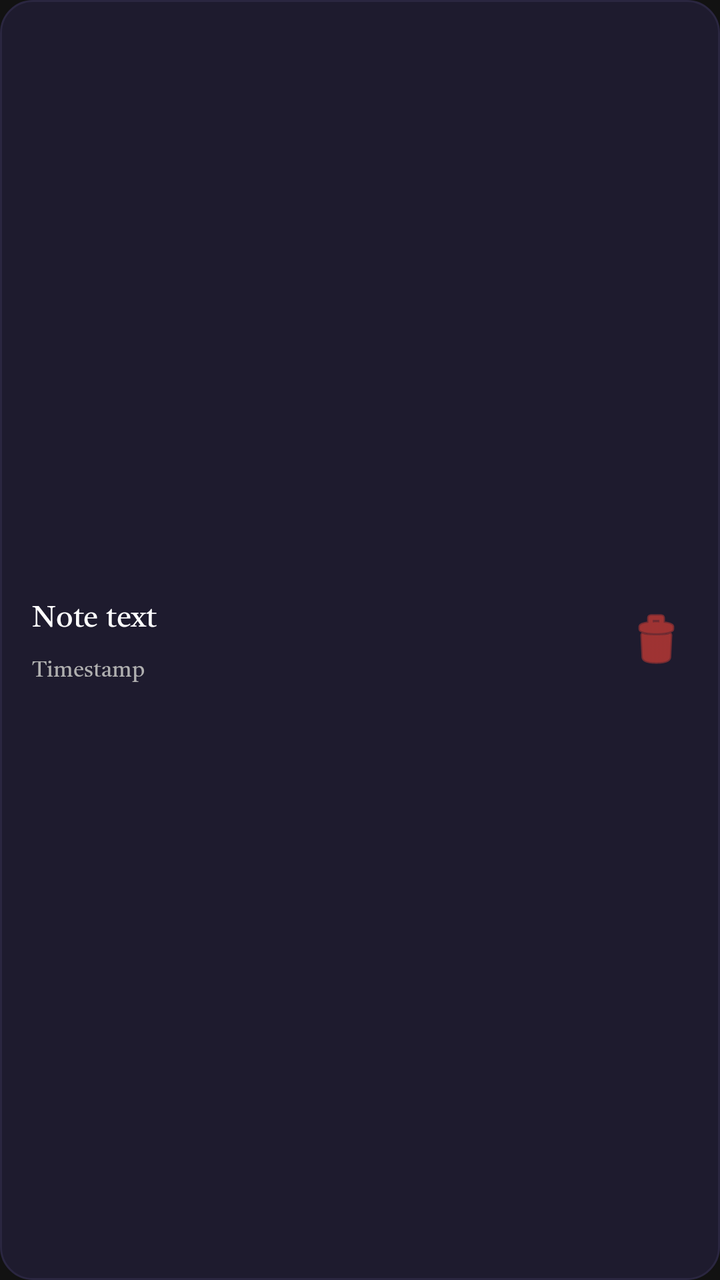
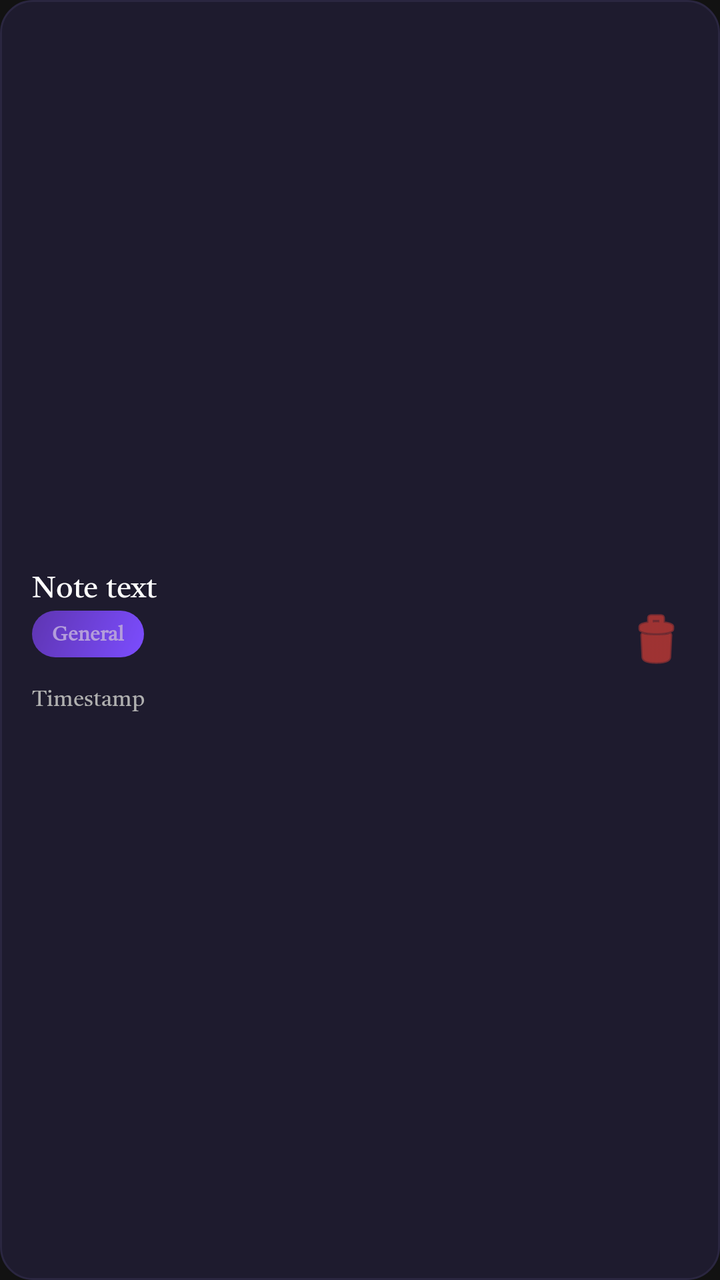

Screens rendered from an Android XML layout before and after an edit, with the pre-edit source and the edit as a unified diff.
<!-- AndroidManifest.xml: application theme Theme.Scanlern -->
<!-- res/layout/item_note.xml -->
<?xml version="1.0" encoding="utf-8"?>
<LinearLayout xmlns:android="http://schemas.android.com/apk/res/android"
    xmlns:app="http://schemas.android.com/apk/res-auto"
    android:layout_width="match_parent"
    android:layout_height="wrap_content"
    android:orientation="horizontal"
    android:padding="16dp"
    android:layout_marginBottom="10dp"
    android:background="@drawable/bg_card"
    android:gravity="center_vertical">

    <LinearLayout
        android:layout_width="0dp"
        android:layout_height="wrap_content"
        android:layout_weight="1"
        android:orientation="vertical">

        <TextView
            android:id="@+id/tvNoteText"
            android:layout_width="match_parent"
            android:layout_height="wrap_content"
            android:text="Note text"
            android:textSize="15sp"
            android:textColor="@color/text_primary"
            android:maxLines="2"
            android:ellipsize="end" />

        <TextView
            android:id="@+id/tvNoteTimestamp"
            android:layout_width="match_parent"
            android:layout_height="wrap_content"
            android:text="Timestamp"
            android:textSize="11sp"
            android:textColor="@color/text_secondary"
            android:layout_marginTop="6dp" />

    </LinearLayout>

    <ImageButton
        android:id="@+id/btnDeleteNote"
        android:layout_width="wrap_content"
        android:layout_height="wrap_content"
        android:layout_marginStart="8dp"
        android:src="@android:drawable/ic_menu_delete"
        android:background="@android:color/transparent"
        app:tint="@color/accent_error" />

</LinearLayout>
<!-- resources referenced by this layout -->
<resources>
  <color name="accent_error">#F44336</color>
  <color name="text_primary">#FFFFFF</color>
  <color name="text_secondary">#B0B0B0</color>
  <!-- drawable bg_card (drawable) -->
  <?xml version="1.0" encoding="utf-8"?>
  <shape xmlns:android="http://schemas.android.com/apk/res/android"
      android:shape="rectangle">
      <solid android:color="#1E1B2E" />
      <corners android:radius="16dp" />
      <stroke
          android:width="1dp"
          android:color="#2A2640" />
  </shape>
  <style name="Theme.Scanlern" parent="Base.Theme.Scanlern" />
  <style name="Base.Theme.Scanlern" parent="Theme.Material3.DayNight.NoActionBar">
          <item name="colorPrimary">@color/primary</item>
          <item name="colorPrimaryDark">@color/primary_dark</item>
          <item name="colorAccent">@color/primary_light</item>
          <item name="android:colorBackground">@color/background_dark</item>
          <item name="android:statusBarColor">@color/background_dark</item>
          <item name="android:windowLightStatusBar">false</item>
          <item name="android:fontFamily">@font/poppins_family</item>
          <item name="fontFamily">@font/poppins_family</item>
      </style>
  <color name="primary">#7C4DFF</color>
  <color name="primary_dark">#5E35B1</color>
  <color name="primary_light">#B39DDB</color>
  <color name="background_dark">#121212</color>
</resources>

<!-- the commit's change to res/layout/item_note.xml (unified diff, before → after) -->
@@ -24,6 +24,18 @@
             android:textColor="@color/text_primary"
             android:maxLines="2"
             android:ellipsize="end" />
+        <TextView
+            android:id="@+id/tvNoteCategory"
+            android:layout_width="wrap_content"
+            android:layout_height="wrap_content"
+            android:text="General"
+            android:textSize="10sp"
+            android:textStyle="bold"
+            android:textColor="@color/primary_light"
+            android:background="@drawable/bg_card_accent"
+            android:paddingHorizontal="10dp"
+            android:paddingVertical="4dp"
+            android:layout_marginBottom="6dp" />
 
         <TextView
             android:id="@+id/tvNoteTimestamp"
<!-- resource entries referenced after the edit -->
@@ -1,6 +1,7 @@
 <!-- resources referenced by this layout -->
 <resources>
   <color name="accent_error">#F44336</color>
+  <color name="primary_light">#B39DDB</color>
   <color name="text_primary">#FFFFFF</color>
   <color name="text_secondary">#B0B0B0</color>
   <!-- drawable bg_card (drawable) -->
@@ -12,6 +13,16 @@
       <stroke
           android:width="1dp"
           android:color="#2A2640" />
+  </shape>
+  <!-- drawable bg_card_accent (drawable) -->
+  <?xml version="1.0" encoding="utf-8"?>
+  <shape xmlns:android="http://schemas.android.com/apk/res/android"
+      android:shape="rectangle">
+      <gradient
+          android:startColor="#7C4DFF"
+          android:endColor="#5E35B1"
+          android:angle="135" />
+      <corners android:radius="16dp" />
   </shape>
   <style name="Theme.Scanlern" parent="Base.Theme.Scanlern" />
   <style name="Base.Theme.Scanlern" parent="Theme.Material3.DayNight.NoActionBar">
@@ -26,7 +37,6 @@
       </style>
   <color name="primary">#7C4DFF</color>
   <color name="primary_dark">#5E35B1</color>
-  <color name="primary_light">#B39DDB</color>
   <color name="background_dark">#121212</color>
 </resources>
 
